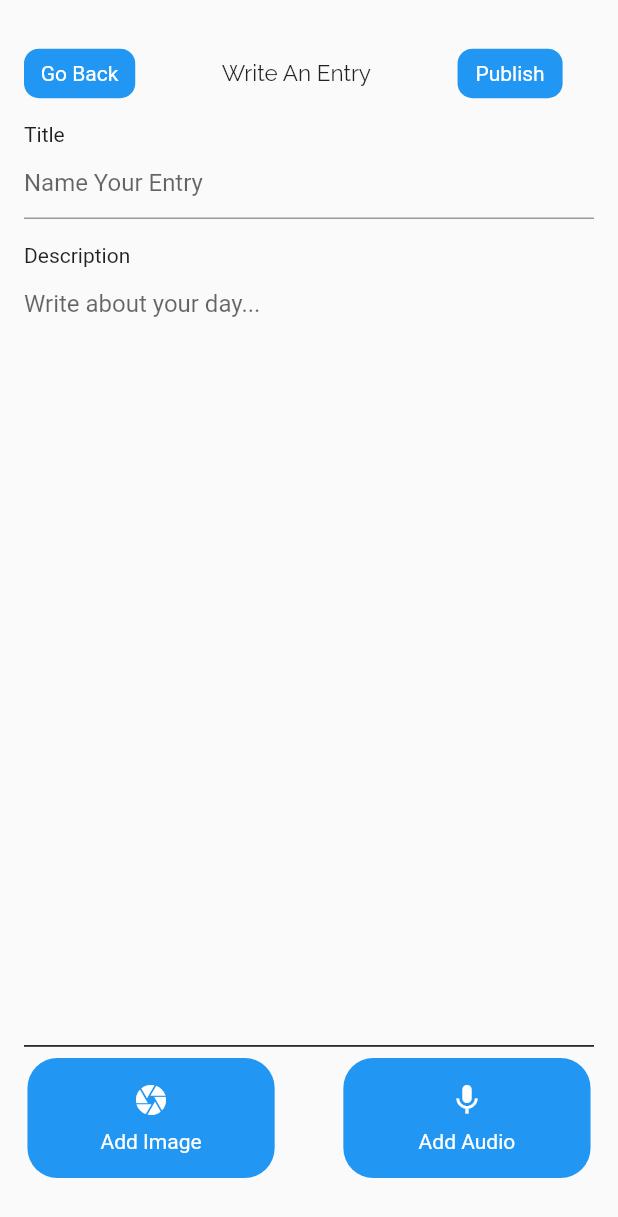
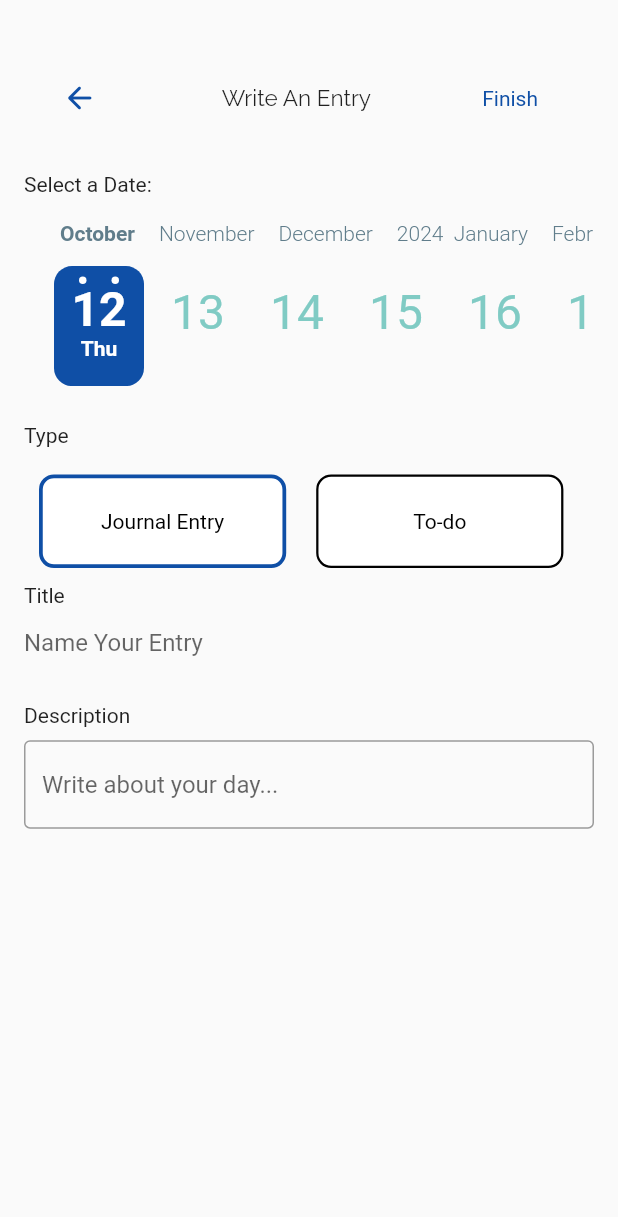
Before and after one commit to rishit2121/healthcarebot, a Flutter app: the AddEntryPage screen opened directly, on a phone screen of 412 x 824 dp. Shown: the top 1217 px of the screen. Run offline on Flutter 3.47's test engine with Material 2 defaults, Android fonts, the phone set to English and light mode, and no system bars; drawn by our look-alikes of calendar_timeline; our stand-ins replace camera, cloud_firestore, firebase_auth, firebase_core, flutter_dotenv, flutter_spinkit and 4 more; missing offline and left inert: flutter_animated_button, flutter_stripe; accounts and stored records are empty; key blocks and very long unbroken strings in the code were emptied for the run.

Commit message:
New dwsign

```diff
--- a/lib/main.dart
+++ b/lib/main.dart
@@ -21,6 +21,7 @@ import 'ad_helper.dart';
 import 'package:google_fonts/google_fonts.dart';
 import 'package:camera/camera.dart';
 import 'dart:io';
+import 'package:calendar_timeline/calendar_timeline.dart';
 
 Future<List> fetchExercises() async {
   final url = Uri.parse(
@@ -3661,6 +3662,7 @@ class _AddEntryPageState extends State<AddEntryPage> {
   String description = '';
   String audioFilePath = '';
   String imageFilePath = '';
+  int selectedContainerIndex = 0;
 
   @override
   Widget build(BuildContext context) {
@@ -3671,7 +3673,7 @@ class _AddEntryPageState extends State<AddEntryPage> {
         child: Column(
           crossAxisAlignment: CrossAxisAlignment.start,
           children: [
-            Container(height: MediaQuery.of(context).size.height * 0.02),
+            Container(height: MediaQuery.of(context).size.height * 0.04),
             Row(children: [
               GestureDetector(
                 onTap: () {
@@ -3679,12 +3681,10 @@ class _AddEntryPageState extends State<AddEntryPage> {
                 },
                 child: Container(
                   child: Center(
-                      child: Text("Go Back",
-                          style: TextStyle(color: Colors.white))),
+                      child: Icon(color:Color(0xFF0F4FA6), Icons.arrow_back_rounded)),
                   height: MediaQuery.of(context).size.height * 0.04,
                   width: MediaQuery.of(context).size.width * 0.18,
                   decoration: BoxDecoration(
-                    color: Colors.blue,
                     borderRadius: BorderRadius.circular(10), // Curved edges
                   ),
                 ),
@@ -3703,18 +3703,68 @@ class _AddEntryPageState extends State<AddEntryPage> {
               GestureDetector(
                 child: Container(
                   child: Center(
-                      child: Text("Publish",
-                          style: TextStyle(color: Colors.white))),
+                      child: Text("Finish",
+                          style: TextStyle(color: Color(0xFF0F4FA6)))),
                   height: MediaQuery.of(context).size.height * 0.04,
                   width: MediaQuery.of(context).size.width * 0.17,
                   decoration: BoxDecoration(
-                    color: Colors.blue,
                     borderRadius: BorderRadius.circular(10), // Curved edges
                   ),
                 ),
               ),
             ]),
-            Container(height: MediaQuery.of(context).size.height * 0.02),
+            Container(height: MediaQuery.of(context).size.height * 0.04),
+            Text("Select a Date:"),
+            Container(height:MediaQuery.of(context).size.height*0.02),
+            CalendarTimeline(
+              initialDate: DateTime.now(),
+              firstDate: DateTime(2015, 1, 1),
+              lastDate: DateTime(2025, 12, 31),
+              onDateSelected: (date) => print(date),
+              leftMargin: 20,
+              monthColor: Colors.blueGrey,
+              dayColor: Colors.teal[200],
+              activeDayColor: Colors.white,
+              activeBackgroundDayColor: Color(0xFF0F4FA6),
+              dotsColor: Colors.white,
+              locale: 'en_ISO',
+            ),
+            Container(height:MediaQuery.of(context).size.height*0.03),
+            Text("Type"),
+            Container(height:MediaQuery.of(context).size.height*0.01),
+            Container(
+              width:MediaQuery.of(context).size.width,
+              height:MediaQuery.of(context).size.height*0.1,
+              child:ListView.builder(
+                scrollDirection: Axis.horizontal,
+                itemCount: 2, // Number of containers
+                itemBuilder: (context, index) {
+                  return GestureDetector(
+                    onTap: () {
+                      setState(() {
+                        selectedContainerIndex = index;
+                      });
+                    },
+                    child: Container(
+                      width: MediaQuery.of(context).size.width*0.4,
+                      height: MediaQuery.of(context).size.height*0.07, // Adjust the width as needed
+                      margin: EdgeInsets.all(10),
+                      decoration: BoxDecoration(
+                        color: Colors.white,
+                        border: Border.all(
+                          color: selectedContainerIndex == index ? Color(0xFF0F4FA6) : Colors.black,
+                          width: selectedContainerIndex == index ? 2.5 : 1.5,
+                        ),
+                        borderRadius: BorderRadius.circular(10),
+                      ),
+                      child: Center(
+                        child: index == 0 ? Text("Journal Entry", style:TextStyle(color:Colors.black)) : Text("To-do", style:TextStyle(color:Colors.black)),
+                      ),
+                    ),
+                  );
+                },
+              ),
+            ),
             Text("Title"),
             TextField(
               onChanged: (value) {
@@ -3723,15 +3773,17 @@ class _AddEntryPageState extends State<AddEntryPage> {
                 });
               },
               decoration: InputDecoration(
+                border: InputBorder.none,
                 hintText: 'Name Your Entry',
               ),
             ),
             Container(height: MediaQuery.of(context).size.height * 0.02),
             Text("Description"),
+            Container(height:MediaQuery.of(context).size.height*0.01),
             Container(
               width: double.infinity,
               height: MediaQuery.of(context).size.height *
-                  0.52, // Set the width to expand across the screen
+                  0.32, // Set the width to expand across the screen
               child: TextField(
                 onChanged: (value) {
                   setState(() {
@@ -3740,99 +3792,10 @@ class _AddEntryPageState extends State<AddEntryPage> {
                 },
                 maxLines: null, // Set maxLines to null for multiple lines
                 decoration: InputDecoration(
+                  border: OutlineInputBorder(),
                   hintText: 'Write about your day...',
-                  border: InputBorder.none, // Remove the default border
-                  focusedBorder: UnderlineInputBorder(
-                    // Add an underline decoration
-                    borderSide: BorderSide(
-                      color: Colors.blue, // Define the underline color
-                      width: 2.0, // Define the underline width
-                    ),
-                  ),
                 ),
               ),
-            ),
-            Container(
-              height: MediaQuery.of(context).size.height * 0.1,
-            ),
-            Divider(thickness: 1.0, color: Colors.black),
-            Row(
-              mainAxisAlignment: MainAxisAlignment.spaceEvenly,
-              children: [
-                Column(
-                  children: [
-                    GestureDetector(
-                      onTap: () {
-                        // Navigator.push(
-                        //   context,
-                        //   MaterialPageRoute(
-                        //     builder: (context) => TakePictureScreen(),
-                        //   ),
-                        // );
-                      },
-                      child: Container(
-                        width: MediaQuery.of(context).size.width *
-                            0.4, // Adjust width as needed
-                        padding: EdgeInsets.all(16.0),
-                        decoration: BoxDecoration(
-                          color: Colors.blue,
-                          borderRadius:
-                              BorderRadius.circular(20.0), // Curved edges
-                        ),
-                        child: Column(
-                          children: [
-                            Icon(
-                              Icons.camera,
-                              color: Colors.white, // Make the icon white
-                            ),
-                            SizedBox(height: 8.0), // Adjust spacing as needed
-                            Text(
-                              'Add Image',
-                              style: TextStyle(
-                                color: Colors.white, // Text color
-                              ),
-                            ),
-                          ],
-                        ),
-                      ),
-                    ),
-                    SizedBox(height: 16.0), // Adjust spacing between buttons
-                  ],
-                ),
-                Container(
-                  width: MediaQuery.of(context).size.width * 0.1,
-                ),
-                Column(
-                  children: [
-                    Container(
-                      width: MediaQuery.of(context).size.width *
-                          0.4, // Adjust width as needed
-                      padding: EdgeInsets.all(16.0),
-                      decoration: BoxDecoration(
-                        color: Colors.blue,
-                        borderRadius:
-                            BorderRadius.circular(20.0), // Curved edges
-                      ),
-                      child: Column(
-                        children: [
-                          Icon(
-                            Icons.mic,
-                            color: Colors.white, // Make the icon white
-                          ),
-                          SizedBox(height: 8.0), // Adjust spacing as needed
-                          Text(
-                            'Add Audio',
-                            style: TextStyle(
-                              color: Colors.white, // Text color
-                            ),
-                          ),
-                        ],
-                      ),
-                    ),
-                    SizedBox(height: 16.0), // Adjust spacing between buttons
-                  ],
-                ),
-              ],
             ),
           ],
         ),
--- a/pubspec.yaml
+++ b/pubspec.yaml
@@ -66,6 +66,7 @@ dependencies:
   google_fonts: ^4.0.1
   fl_chart: ^0.40.0
   camera: ^0.10.0+4
+  calendar_timeline: ^1.1.2
 
 dev_dependencies:
   flutter_test:
```
Also changed, not shown: pubspec.lock.
